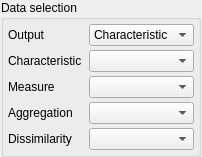
3dct/open_iA, file modules/FiAKEr/SensitivitySettings.ui: the form before one commit.
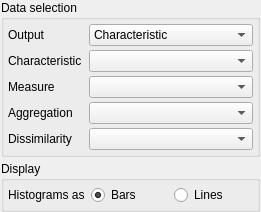
The form after the commit.

Commit message: Sensitivity: Make histogram chart type switchable

Patch:
```diff
--- a/modules/FiAKEr/SensitivitySettings.ui
+++ b/modules/FiAKEr/SensitivitySettings.ui
@@ -6,8 +6,8 @@
    <rect>
     <x>0</x>
     <y>0</y>
-    <width>177</width>
-    <height>143</height>
+    <width>261</width>
+    <height>206</height>
    </rect>
   </property>
   <property name="windowTitle">
@@ -29,6 +29,54 @@
    <property name="spacing">
     <number>4</number>
    </property>
+   <item row="3" column="0">
+    <widget class="QGroupBox" name="gbDisplay">
+     <property name="title">
+      <string>Display</string>
+     </property>
+     <layout class="QGridLayout" name="gridLayout">
+      <property name="leftMargin">
+       <number>4</number>
+      </property>
+      <property name="topMargin">
+       <number>4</number>
+      </property>
+      <property name="rightMargin">
+       <number>4</number>
+      </property>
+      <property name="bottomMargin">
+       <number>4</number>
+      </property>
+      <property name="spacing">
+       <number>4</number>
+      </property>
+      <item row="0" column="1">
+       <widget class="QRadioButton" name="rbBar">
+        <property name="text">
+         <string>Bars</string>
+        </property>
+        <property name="checked">
+         <bool>true</bool>
+        </property>
+       </widget>
+      </item>
+      <item row="0" column="0">
+       <widget class="QLabel" name="lbHistograms">
+        <property name="text">
+         <string>Histograms as</string>
+        </property>
+       </widget>
+      </item>
+      <item row="0" column="2">
+       <widget class="QRadioButton" name="rbLines">
+        <property name="text">
+         <string>Lines</string>
+        </property>
+       </widget>
+      </item>
+     </layout>
+    </widget>
+   </item>
    <item row="2" column="0">
     <widget class="QGroupBox" name="gbData">
      <property name="title">
@@ -143,7 +191,7 @@
      </layout>
     </widget>
    </item>
-   <item row="3" column="0">
+   <item row="5" column="0">
     <spacer name="verticalSpacer">
      <property name="orientation">
       <enum>Qt::Vertical</enum>
```
Left out of the diff: 94 changed lines with no effect on the pictures. The commit also changes 4 other files.
